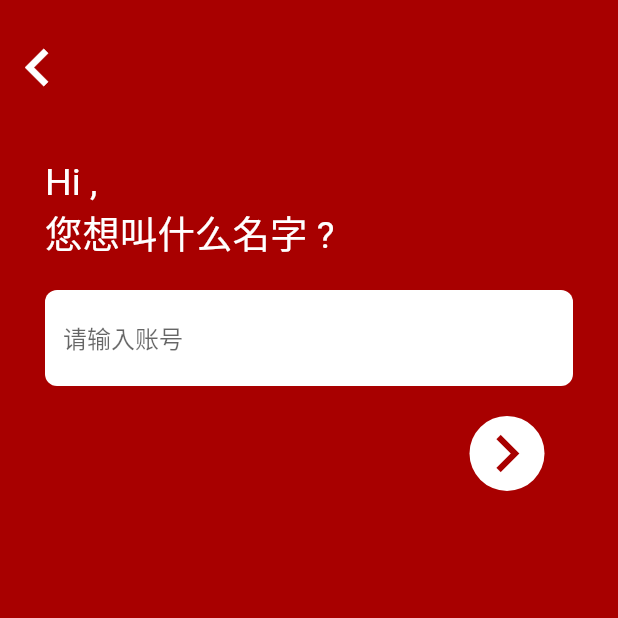
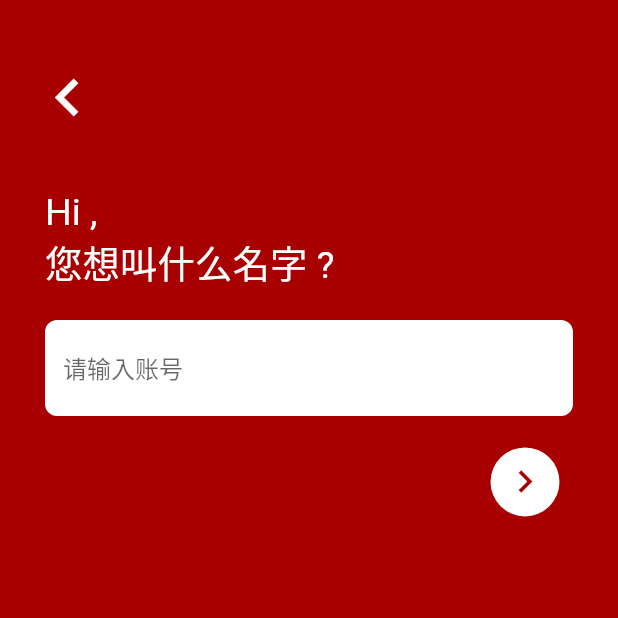
Before and after one commit to micki-zhou/black_bear, a Flutter app: the screen it shows after launch, after a tap on "注册", on a phone screen of 412 x 824 dp, the top half of it. Run offline on Flutter 3.47's test engine with Material 2 defaults, Android fonts, the phone set to English and light mode, and no system bars; our stand-ins replace event_bus, shared_preferences, simple_animations.

Commit message:
update ui

```diff
--- a/lib/config/my_colors.dart
+++ b/lib/config/my_colors.dart
@@ -4,7 +4,7 @@ class MyColors {
   static Color theme = Color(0xffa80000);
   static Color theme6 = Color(0x0fa80000);
   static Color white = Color(0xffffffff);
-  static Color balck = Color(0x000000);
+  static Color balck = Color(0xff000000);
   static Color tip = Color(0xff303030);
   static Color text = Color(0xff181818);
   static Color homeTheme = Color(0xffd3d7d4);
--- a/lib/ui/login/login.dart
+++ b/lib/ui/login/login.dart
@@ -5,10 +5,6 @@ import 'package:black_bear/model/particle_model.dart';
 import 'package:black_bear/model/particle_painter.dart';
 import 'package:black_bear/ui/login/register.dart';
 import 'package:flutter/material.dart';
-
-
-
-
 
 import 'package:shared_preferences/shared_preferences.dart';
 import 'package:simple_animations/simple_animations/rendering.dart';
@@ -177,9 +173,10 @@ class _LoginState extends State<LoginPage> with SingleTickerProviderStateMixin {
       child: Row(
         mainAxisAlignment: MainAxisAlignment.end,
         children: <Widget>[
-          FlatButton(
+          TextButton(
             child: Text('注册'),
-            textColor: Colors.white,
+            style: ButtonStyle(
+                foregroundColor: MaterialStateProperty.all(MyColors.white)),
             onPressed: () {
               // 跳转注册界面
               Navigator.push(context, MaterialPageRoute(builder: (context) {
@@ -197,13 +194,14 @@ class _LoginState extends State<LoginPage> with SingleTickerProviderStateMixin {
     return Padding(
         padding: EdgeInsets.fromLTRB(0, 20, 0, 0),
         child: Builder(builder: (BuildContext context) {
-          return RaisedButton(
+          return TextButton(
             child: Text('登录'),
-            color: MyColors.white,
-            textColor: MyColors.text,
+            style: ButtonStyle(
+                backgroundColor: MaterialStateProperty.all(MyColors.white),
+                foregroundColor: MaterialStateProperty.all(MyColors.text)),
             onPressed: () {
               void showsnackBar(String msg) {
-                Scaffold.of(context).showSnackBar(SnackBar(
+                ScaffoldMessenger.of(context).showSnackBar(SnackBar(
                   backgroundColor: MyColors.tip,
                   duration: Duration(milliseconds: 1500),
                   content: Text(msg),
@@ -227,8 +225,8 @@ class _LoginState extends State<LoginPage> with SingleTickerProviderStateMixin {
                 showsnackBar("账号或密码错误");
               }
             },
-            shape:
-                RoundedRectangleBorder(borderRadius: BorderRadius.circular(5)),
+            // shape:
+            //     RoundedRectangleBorder(borderRadius: BorderRadius.circular(5)),
           );
         }));
   }
--- a/lib/ui/login/register.dart
+++ b/lib/ui/login/register.dart
@@ -1,6 +1,5 @@
 import 'package:black_bear/config/my_colors.dart';
 import 'package:flutter/material.dart';
-
 
 import 'package:shared_preferences/shared_preferences.dart';
 
@@ -54,6 +53,7 @@ class _RegisterPageState extends State<RegisterPage>
       // ),
       backgroundColor: MyColors.theme,
       body: Column(
+        crossAxisAlignment: CrossAxisAlignment.start,
         children: [
           _backLogin(context),
           Container(
@@ -103,7 +103,7 @@ class _RegisterPageState extends State<RegisterPage>
       mainAxisAlignment: MainAxisAlignment.end,
       children: <Widget>[
         Builder(builder: (BuildContext context) {
-          return FlatButton(
+          return TextButton(
               onPressed: () {
                 if (accountText.isNotEmpty) {
                   saveAccountValue();
@@ -111,19 +111,20 @@ class _RegisterPageState extends State<RegisterPage>
                     return RegisterNext();
                   }));
                 } else {
-                  Scaffold.of(context).showSnackBar(SnackBar(
+                  ScaffoldMessenger.of(context).showSnackBar(SnackBar(
                     backgroundColor: MyColors.tip,
                     duration: Duration(milliseconds: 1500),
                     content: Text('账号不能为空'),
                   ));
                 }
               },
-              color: MyColors.white,
-              shape: CircleBorder(),
+              style: ButtonStyle(
+                  backgroundColor: MaterialStateProperty.all(MyColors.white),
+                  shape: MaterialStateProperty.all(CircleBorder())),
               child: Icon(
                 Icons.navigate_next,
                 color: MyColors.theme,
-                size: 50,
+                size: 30,
               ));
         })
       ],
@@ -183,6 +184,7 @@ class _RegisterNextState extends State<RegisterNext>
       // ),
       backgroundColor: MyColors.theme,
       body: Column(
+        crossAxisAlignment: CrossAxisAlignment.start,
         children: [
           _backLogin(context),
           Container(
@@ -232,7 +234,7 @@ class _RegisterNextState extends State<RegisterNext>
       mainAxisAlignment: MainAxisAlignment.end,
       children: <Widget>[
         Builder(builder: (BuildContext context) {
-          return FlatButton(
+          return TextButton(
               onPressed: () {
                 if (passwordText.isNotEmpty) {
                   savePasswordValue();
@@ -248,19 +250,20 @@ class _RegisterNextState extends State<RegisterNext>
                   // Navigator.of(context).pushAndRemoveUntil(LoginPage(), (Route<dynamic> route) => false);
 
                 } else {
-                  Scaffold.of(context).showSnackBar(SnackBar(
+                  ScaffoldMessenger.of(context).showSnackBar(SnackBar(
                     backgroundColor: MyColors.tip,
                     duration: Duration(milliseconds: 1500),
                     content: Text('密码不能为空'),
                   ));
                 }
               },
-              color: MyColors.white,
-              shape: CircleBorder(),
+              style: ButtonStyle(
+                  backgroundColor: MaterialStateProperty.all(MyColors.white),
+                  shape: MaterialStateProperty.all(CircleBorder())),
               child: Icon(
                 Icons.navigate_next,
                 color: MyColors.theme,
-                size: 50,
+                size: 30,
               ));
         })
       ],
@@ -275,24 +278,19 @@ class _RegisterNextState extends State<RegisterNext>
 }
 
 Widget _backLogin(context) {
-  return Row(
-    children: [
-      ButtonTheme(
-        minWidth: 50,
-        child: FlatButton(
-            padding: EdgeInsets.fromLTRB(0, 20, 0, 0),
+  return TextButton(
       onPressed: () {
         Navigator.pushAndRemoveUntil(context,
             MaterialPageRoute(builder: (context) {
           return LoginPage();
         }), (route) => false);
       },
+      style: ButtonStyle(
+        padding: MaterialStateProperty.all(EdgeInsets.fromLTRB(20, 40, 0, 0))
+      ),
       child: Icon(
         Icons.navigate_before,
         size: 50,
         color: MyColors.white,
-            )),
-      ),
-    ],
-  );
+      ));
 }
```
Also changed, not shown: lib/ui/home/explore.dart (+12 -18 lines), lib/ui/home/home.dart (+7 -6 lines). Lines whose indentation alone changed are shown as unchanged.
